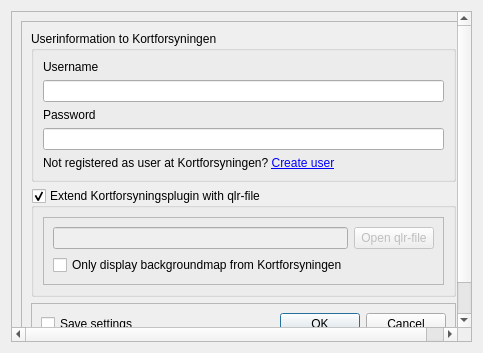
The window that Kortforsyningen/kf_settings.ui (SDFIdk/Qgis_plugin_Kortforsyningen) describes before a commit, drawn with Qt 5.
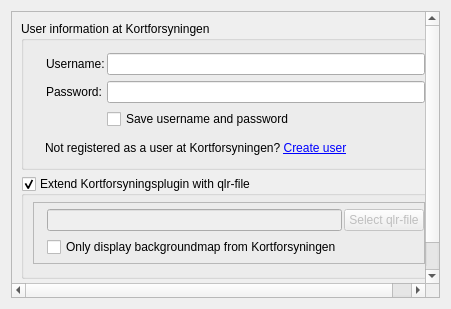
The same window after the commit.

Commit message: Updated layout of setting dialog

```diff
--- a/Kortforsyningen/kf_settings.ui
+++ b/Kortforsyningen/kf_settings.ui
@@ -2,66 +2,236 @@
 <ui version="4.0">
  <class>s</class>
  <widget class="QDialog" name="s">
+  <property name="enabled">
+   <bool>true</bool>
+  </property>
   <property name="geometry">
    <rect>
     <x>0</x>
     <y>0</y>
-    <width>483</width>
-    <height>353</height>
+    <width>451</width>
+    <height>309</height>
    </rect>
   </property>
+  <property name="sizePolicy">
+   <sizepolicy hsizetype="Preferred" vsizetype="Preferred">
+    <horstretch>0</horstretch>
+    <verstretch>0</verstretch>
+   </sizepolicy>
+  </property>
   <property name="windowTitle">
    <string>Kortforsyningen - Settings</string>
   </property>
-  <layout class="QGridLayout" name="gridLayout">
-   <item row="0" column="0">
+  <layout class="QVBoxLayout" name="verticalLayout_2">
+   <item>
     <widget class="QScrollArea" name="scrollArea">
+     <property name="sizePolicy">
+      <sizepolicy hsizetype="Preferred" vsizetype="Preferred">
+       <horstretch>0</horstretch>
+       <verstretch>0</verstretch>
+      </sizepolicy>
+     </property>
      <property name="widgetResizable">
       <bool>true</bool>
      </property>
+     <property name="alignment">
+      <set>Qt::AlignLeading|Qt::AlignLeft|Qt::AlignTop</set>
+     </property>
      <widget class="QWidget" name="scrollAreaWidgetContents_7">
       <property name="geometry">
        <rect>
         <x>0</x>
         <y>0</y>
-        <width>463</width>
-        <height>333</height>
+        <width>431</width>
+        <height>289</height>
        </rect>
       </property>
       <layout class="QGridLayout" name="gridLayout_2">
+       <item row="3" column="0">
+        <widget class="QDialogButtonBox" name="buttonBox">
+         <property name="sizePolicy">
+          <sizepolicy hsizetype="MinimumExpanding" vsizetype="Preferred">
+           <horstretch>0</horstretch>
+           <verstretch>0</verstretch>
+          </sizepolicy>
+         </property>
+         <property name="layoutDirection">
+          <enum>Qt::LeftToRight</enum>
+         </property>
+         <property name="orientation">
+          <enum>Qt::Horizontal</enum>
+         </property>
+         <property name="standardButtons">
+          <set>QDialogButtonBox::Cancel|QDialogButtonBox::Ok</set>
+         </property>
+        </widget>
+       </item>
+       <item row="1" column="0">
+        <widget class="QGroupBox" name="use_custom_qlr_file">
+         <property name="sizePolicy">
+          <sizepolicy hsizetype="Preferred" vsizetype="Preferred">
+           <horstretch>0</horstretch>
+           <verstretch>0</verstretch>
+          </sizepolicy>
+         </property>
+         <property name="title">
+          <string>Extend Kortforsyningsplugin with qlr-file</string>
+         </property>
+         <property name="flat">
+          <bool>false</bool>
+         </property>
+         <property name="checkable">
+          <bool>true</bool>
+         </property>
+         <layout class="QGridLayout" name="gridLayout_4">
+          <property name="topMargin">
+           <number>6</number>
+          </property>
+          <property name="bottomMargin">
+           <number>12</number>
+          </property>
+          <property name="spacing">
+           <number>2</number>
+          </property>
+          <item row="0" column="0">
+           <widget class="QFrame" name="frame_3">
+            <property name="sizePolicy">
+             <sizepolicy hsizetype="Preferred" vsizetype="Fixed">
+              <horstretch>0</horstretch>
+              <verstretch>0</verstretch>
+             </sizepolicy>
+            </property>
+            <property name="frameShape">
+             <enum>QFrame::StyledPanel</enum>
+            </property>
+            <property name="frameShadow">
+             <enum>QFrame::Raised</enum>
+            </property>
+            <layout class="QGridLayout" name="gridLayout_3">
+             <property name="leftMargin">
+              <number>13</number>
+             </property>
+             <property name="topMargin">
+              <number>6</number>
+             </property>
+             <property name="rightMargin">
+              <number>0</number>
+             </property>
+             <property name="bottomMargin">
+              <number>6</number>
+             </property>
+             <property name="horizontalSpacing">
+              <number>2</number>
+             </property>
+             <item row="0" column="0">
+              <widget class="QLineEdit" name="custom_qlr_file">
+               <property name="enabled">
+                <bool>false</bool>
+               </property>
+               <property name="sizePolicy">
+                <sizepolicy hsizetype="Expanding" vsizetype="Fixed">
+                 <horstretch>0</horstretch>
+                 <verstretch>0</verstretch>
+                </sizepolicy>
+               </property>
+              </widget>
+             </item>
+             <item row="1" column="0">
+              <widget class="QCheckBox" name="kf_only_background">
+               <property name="enabled">
+                <bool>true</bool>
+               </property>
+               <property name="text">
+                <string>Only display backgroundmap from Kortforsyningen</string>
+               </property>
+              </widget>
+             </item>
+             <item row="0" column="1">
+              <widget class="QPushButton" name="browseLocalFileButton">
+               <property name="enabled">
+                <bool>false</bool>
+               </property>
+               <property name="text">
+                <string>Select qlr-file</string>
+               </property>
+              </widget>
+             </item>
+            </layout>
+           </widget>
+          </item>
+         </layout>
+        </widget>
+       </item>
        <item row="0" column="0">
-        <widget class="QFrame" name="frame">
-         <property name="frameShape">
-          <enum>QFrame::StyledPanel</enum>
+        <widget class="QGroupBox" name="groupBox">
+         <property name="sizePolicy">
+          <sizepolicy hsizetype="Preferred" vsizetype="Preferred">
+           <horstretch>0</horstretch>
+           <verstretch>0</verstretch>
+          </sizepolicy>
          </property>
-         <property name="frameShadow">
-          <enum>QFrame::Raised</enum>
+         <property name="title">
+          <string>User information at Kortforsyningen</string>
          </property>
-         <layout class="QVBoxLayout" name="verticalLayout_2">
+         <layout class="QVBoxLayout" name="verticalLayout">
+          <property name="topMargin">
+           <number>6</number>
+          </property>
+          <property name="bottomMargin">
+           <number>12</number>
+          </property>
           <item>
-           <widget class="QGroupBox" name="groupBox">
-            <property name="title">
-             <string>Userinformation to Kortforsyningen</string>
+           <widget class="QWidget" name="widget" native="true">
+            <property name="sizePolicy">
+             <sizepolicy hsizetype="Preferred" vsizetype="Fixed">
+              <horstretch>0</horstretch>
+              <verstretch>0</verstretch>
+             </sizepolicy>
             </property>
-            <layout class="QVBoxLayout" name="verticalLayout">
-             <item>
-              <widget class="QLabel" name="username_label">
-               <property name="text">
-                <string>Username</string>
-               </property>
-              </widget>
-             </item>
-             <item>
+            <layout class="QGridLayout" name="gridLayout_5">
+             <property name="leftMargin">
+              <number>13</number>
+             </property>
+             <property name="topMargin">
+              <number>6</number>
+             </property>
+             <property name="rightMargin">
+              <number>0</number>
+             </property>
+             <property name="bottomMargin">
+              <number>6</number>
+             </property>
+             <property name="horizontalSpacing">
+              <number>2</number>
+             </property>
+             <property name="verticalSpacing">
+              <number>6</number>
+             </property>
+             <item row="0" column="1">
               <widget class="QLineEdit" name="username"/>
              </item>
-             <item>
+             <item row="2" column="1">
+              <widget class="QCheckBox" name="remember_settings">
+               <property name="text">
+                <string>Save username and password</string>
+               </property>
+              </widget>
+             </item>
+             <item row="0" column="0">
+              <widget class="QLabel" name="username_label">
+               <property name="text">
+                <string>Username:</string>
+               </property>
+              </widget>
+             </item>
+             <item row="1" column="0">
               <widget class="QLabel" name="password_label">
                <property name="text">
-                <string>Password</string>
+                <string>Password:</string>
                </property>
               </widget>
              </item>
-             <item>
+             <item row="1" column="1">
               <widget class="QLineEdit" name="password">
                <property name="autoFillBackground">
                 <bool>false</bool>
@@ -74,100 +244,32 @@
                </property>
               </widget>
              </item>
-             <item>
-              <widget class="QLabel" name="label">
-               <property name="text">
-                <string>&lt;html&gt;&lt;head/&gt;&lt;body&gt;&lt;p&gt;Not registered as user at Kortforsyningen? &lt;a href=&quot;http://download.kortforsyningen.dk//content/opret-mig-som-bruger&quot;&gt;&lt;span style=&quot; text-decoration: underline; color:#0000ff;&quot;&gt;Create user&lt;/span&gt;&lt;/a&gt;&lt;/p&gt;&lt;/body&gt;&lt;/html&gt;</string>
-               </property>
-               <property name="openExternalLinks">
-                <bool>true</bool>
-               </property>
-              </widget>
-             </item>
             </layout>
            </widget>
           </item>
           <item>
-           <widget class="QGroupBox" name="use_custom_qlr_file">
-            <property name="title">
-             <string>Extend Kortforsyningsplugin with qlr-file</string>
+           <widget class="QLabel" name="label">
+            <property name="sizePolicy">
+             <sizepolicy hsizetype="Preferred" vsizetype="Fixed">
+              <horstretch>0</horstretch>
+              <verstretch>0</verstretch>
+             </sizepolicy>
             </property>
-            <property name="flat">
-             <bool>false</bool>
+            <property name="layoutDirection">
+             <enum>Qt::LeftToRight</enum>
             </property>
-            <property name="checkable">
+            <property name="text">
+             <string>&lt;html&gt;&lt;head/&gt;&lt;body&gt;&lt;p&gt;      Not registered as a user at Kortforsyningen? &lt;a href=&quot;http://download.kortforsyningen.dk//content/opret-mig-som-bruger&quot;&gt;&lt;span style=&quot; text-decoration: underline; color:#0000ff;&quot;&gt;Create user&lt;/span&gt;&lt;/a&gt;&lt;/p&gt;&lt;/body&gt;&lt;/html&gt;</string>
+            </property>
+            <property name="margin">
+             <number>0</number>
+            </property>
+            <property name="indent">
+             <number>12</number>
+            </property>
+            <property name="openExternalLinks">
              <bool>true</bool>
             </property>
-            <layout class="QGridLayout" name="gridLayout_4">
-             <item row="0" column="0">
-              <widget class="QFrame" name="frame_3">
-               <property name="frameShape">
-                <enum>QFrame::StyledPanel</enum>
-               </property>
-               <property name="frameShadow">
-                <enum>QFrame::Raised</enum>
-               </property>
-               <layout class="QGridLayout" name="gridLayout_3">
-                <item row="0" column="0">
-                 <widget class="QLineEdit" name="custom_qlr_file">
-                  <property name="enabled">
-                   <bool>false</bool>
-                  </property>
-                 </widget>
-                </item>
-                <item row="0" column="1">
-                 <widget class="QPushButton" name="browseLocalFileButton">
-                  <property name="enabled">
-                   <bool>false</bool>
-                  </property>
-                  <property name="text">
-                   <string>Open qlr-file</string>
-                  </property>
-                 </widget>
-                </item>
-                <item row="1" column="0">
-                 <widget class="QCheckBox" name="kf_only_background">
-                  <property name="enabled">
-                   <bool>true</bool>
-                  </property>
-                  <property name="text">
-                   <string>Only display backgroundmap from Kortforsyningen</string>
-                  </property>
-                 </widget>
-                </item>
-               </layout>
-              </widget>
-             </item>
-            </layout>
-           </widget>
-          </item>
-          <item>
-           <widget class="QFrame" name="frame_2">
-            <property name="frameShape">
-             <enum>QFrame::StyledPanel</enum>
-            </property>
-            <property name="frameShadow">
-             <enum>QFrame::Raised</enum>
-            </property>
-            <layout class="QHBoxLayout" name="horizontalLayout">
-             <item>
-              <widget class="QCheckBox" name="remember_settings">
-               <property name="text">
-                <string>Save settings</string>
-               </property>
-              </widget>
-             </item>
-             <item>
-              <widget class="QDialogButtonBox" name="buttonBox">
-               <property name="orientation">
-                <enum>Qt::Horizontal</enum>
-               </property>
-               <property name="standardButtons">
-                <set>QDialogButtonBox::Cancel|QDialogButtonBox::Ok</set>
-               </property>
-              </widget>
-             </item>
-            </layout>
            </widget>
           </item>
          </layout>
```
Left out of the diff: 11 changed lines with no effect on the pictures.
